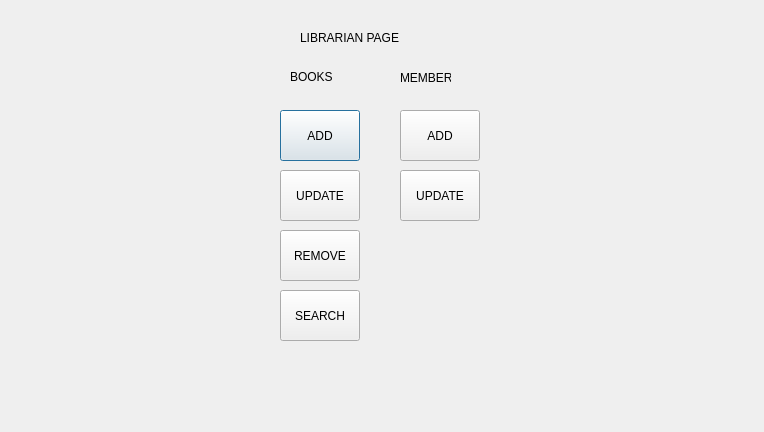
Above: library2/librarian.ui from 270122090/the-LIBRARY before the change. Below: the same form after it.
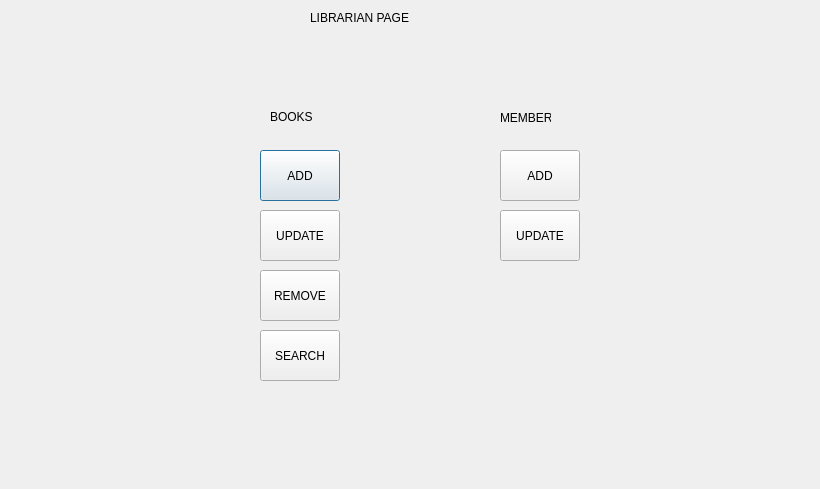
That is the form after the change.

Diff of the .ui file:
```diff
--- a/library2/librarian.ui
+++ b/library2/librarian.ui
@@ -6,8 +6,8 @@
    <rect>
     <x>0</x>
     <y>0</y>
-    <width>764</width>
-    <height>432</height>
+    <width>820</width>
+    <height>489</height>
    </rect>
   </property>
   <property name="windowTitle">
@@ -16,8 +16,8 @@
   <widget class="QLabel" name="label">
    <property name="geometry">
     <rect>
-     <x>300</x>
-     <y>30</y>
+     <x>310</x>
+     <y>10</y>
      <width>201</width>
      <height>16</height>
     </rect>
@@ -29,8 +29,8 @@
   <widget class="QPushButton" name="btnAddBook">
    <property name="geometry">
     <rect>
-     <x>280</x>
-     <y>110</y>
+     <x>260</x>
+     <y>150</y>
      <width>80</width>
      <height>51</height>
     </rect>
@@ -42,8 +42,8 @@
   <widget class="QPushButton" name="pushButton_3">
    <property name="geometry">
     <rect>
-     <x>280</x>
-     <y>170</y>
+     <x>260</x>
+     <y>210</y>
      <width>80</width>
      <height>51</height>
     </rect>
@@ -55,8 +55,8 @@
   <widget class="QPushButton" name="pushButton_4">
    <property name="geometry">
     <rect>
-     <x>280</x>
-     <y>230</y>
+     <x>260</x>
+     <y>270</y>
      <width>80</width>
      <height>51</height>
     </rect>
@@ -68,8 +68,8 @@
   <widget class="QLabel" name="label_2">
    <property name="geometry">
     <rect>
-     <x>290</x>
-     <y>70</y>
+     <x>270</x>
+     <y>110</y>
      <width>47</width>
      <height>14</height>
     </rect>
@@ -81,8 +81,8 @@
   <widget class="QPushButton" name="pushButton">
    <property name="geometry">
     <rect>
-     <x>280</x>
-     <y>290</y>
+     <x>260</x>
+     <y>330</y>
      <width>80</width>
      <height>51</height>
     </rect>
@@ -94,8 +94,8 @@
   <widget class="QPushButton" name="pushButton_8">
    <property name="geometry">
     <rect>
-     <x>400</x>
-     <y>110</y>
+     <x>500</x>
+     <y>150</y>
      <width>80</width>
      <height>51</height>
     </rect>
@@ -107,8 +107,8 @@
   <widget class="QPushButton" name="pushButton_6">
    <property name="geometry">
     <rect>
-     <x>400</x>
-     <y>170</y>
+     <x>500</x>
+     <y>210</y>
      <width>80</width>
      <height>51</height>
     </rect>
@@ -120,8 +120,8 @@
   <widget class="QLabel" name="label_10">
    <property name="geometry">
     <rect>
-     <x>400</x>
-     <y>70</y>
+     <x>500</x>
+     <y>110</y>
      <width>51</width>
      <height>16</height>
     </rect>
```
